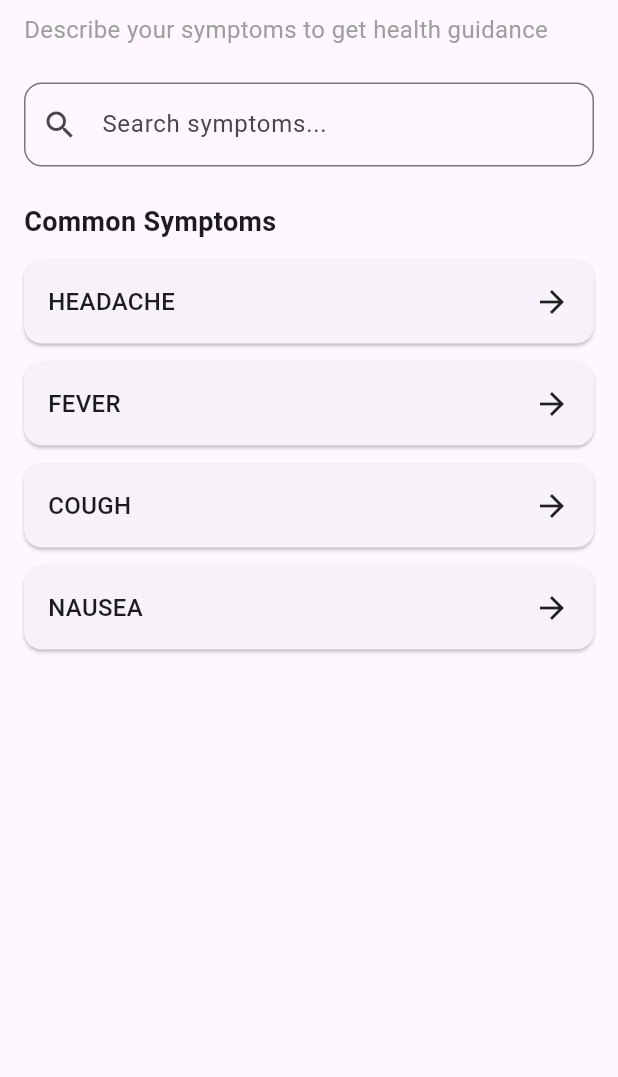
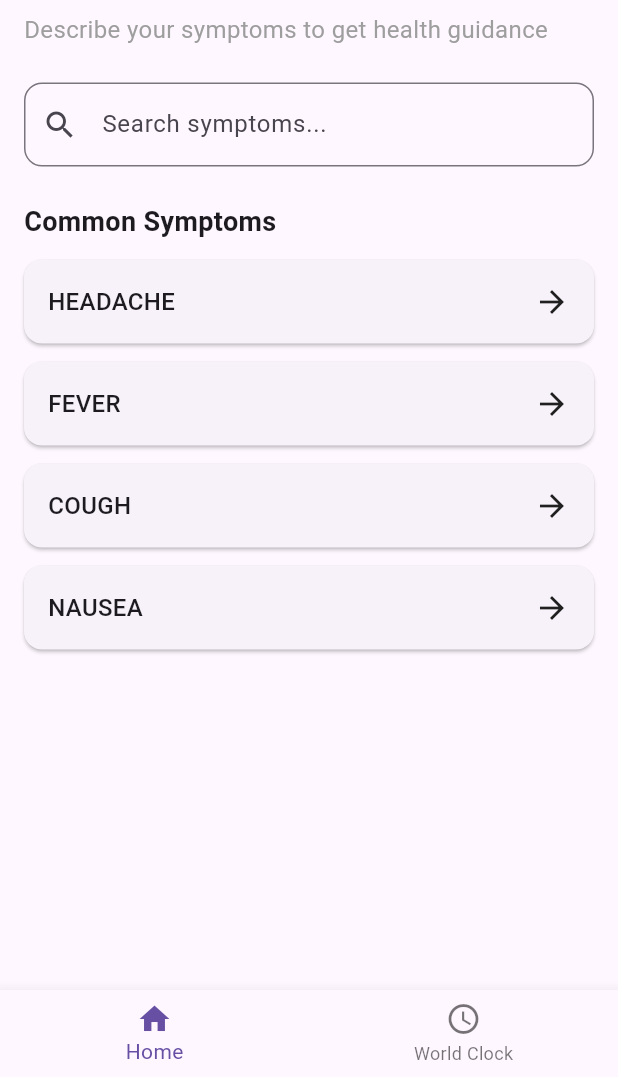
Before and after one commit to gDiva-blip/Sick-bae, a Flutter app: the screen it shows after launch, on a phone screen of 412 x 824 dp, the part 159-1236 px from its top. Run offline on Flutter 3.47's test engine with Material 3 defaults, Android fonts, the phone set to English and light mode, and no system bars; our stand-ins replace timezone.

Commit message:
Add digital clock feature, build instructions, and executable app support
- Update pubspec.yaml with timezone and intl dependencies
- Add navigation to main.dart with World Clock feature
- Create timezone_clock_screen.dart with multi-timezone digital clock
- Add comprehensive BUILD_DEPLOYMENT_GUIDE.md
- Add QUICK_BUILD.md for fast APK generation
- Update README.md with executable demo and build instructions

```diff
--- a/lib/main.dart
+++ b/lib/main.dart
@@ -2,6 +2,7 @@ import 'package:flutter/material.dart';
 import 'package:provider/provider.dart';
 import 'providers/symptom_provider.dart';
 import 'screens/home_screen.dart';
+import 'screens/timezone_clock_screen.dart';
 
 void main() {
   runApp(const SickBayApp());
@@ -22,8 +23,49 @@ class SickBayApp extends StatelessWidget {
           primarySwatch: Colors.blue,
           useMaterial3: true,
         ),
-        home: const HomeScreen(),
+        home: const MainNavigation(),
       ),
     );
   }
 }
+
+class MainNavigation extends StatefulWidget {
+  const MainNavigation({Key? key}) : super(key: key);
+
+  @override
+  State<MainNavigation> createState() => _MainNavigationState();
+}
+
+class _MainNavigationState extends State<MainNavigation> {
+  int _selectedIndex = 0;
+
+  final List<Widget> _screens = [
+    const HomeScreen(),
+    const TimezoneClock(),
+  ];
+
+  @override
+  Widget build(BuildContext context) {
+    return Scaffold(
+      body: _screens[_selectedIndex],
+      bottomNavigationBar: BottomNavigationBar(
+        currentIndex: _selectedIndex,
+        onTap: (index) {
+          setState(() {
+            _selectedIndex = index;
+          });
+        },
+        items: const [
+          BottomNavigationBarItem(
+            icon: Icon(Icons.home),
+            label: 'Home',
+          ),
+          BottomNavigationBarItem(
+            icon: Icon(Icons.schedule),
+            label: 'World Clock',
+          ),
+        ],
+      ),
+    );
+  }
+}
--- a/pubspec.yaml
+++ b/pubspec.yaml
@@ -13,6 +13,8 @@ dependencies:
   cupertino_icons: ^1.0.2
   provider: ^6.0.0
   http: ^1.1.0
+  intl: ^0.18.0
+  timezone: ^0.9.0
 
 dev_dependencies:
   flutter_test:
```
Also changed, not shown: lib/screens/timezone_clock_screen.dart (added, +207 -0 lines), 3 other files.
